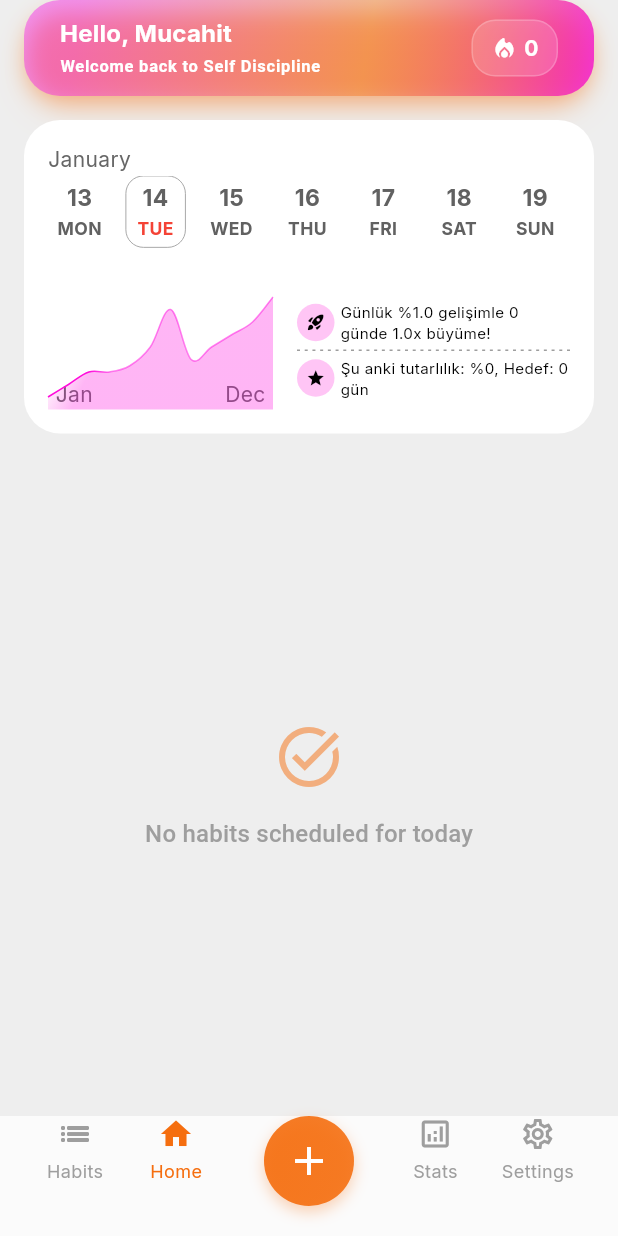
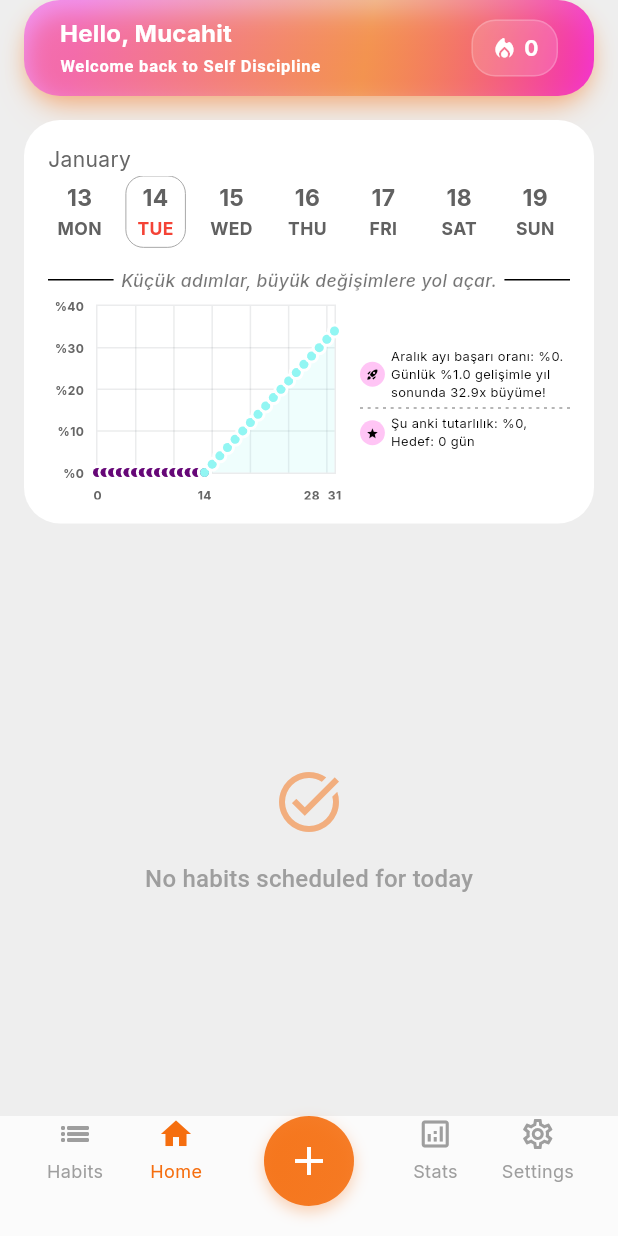
Before and after one commit to MCHTSEN/self_discipline_app, a Flutter app: the screen it shows after launch, on a phone screen of 412 x 824 dp. Run offline on Flutter 3.47's test engine with Material 3 defaults, Android fonts, the phone set to English and light mode, and no system bars; drawn by our look-alikes of fl_chart; our stand-ins replace auto_route, device_preview, emoji_picker_flutter, flutter_riverpod, freezed_annotation, google_fonts and 5 more; accounts and stored records are empty.

Commit message:
Refactor HomePage and Performance Widgets for Improved UI and Functionality
- Updated HomePage layout by removing unnecessary imports and optimizing widget structure for better readability.
- Enhanced DailyStreakWidget by reducing height for a more compact design.
- Refactored PerformanceWidget to improve performance metric display and added month name localization.
- Adjusted growth rate calculations in PerformanceStatsNotifier for consistent daily growth across all performance levels.
- Simplified BottomCompletionAnimation by removing unused animation logic.
- Improved LineChartSample5 to dynamically generate data points for past and predicted performance, enhancing visual feedback.

```diff
--- a/lib/presentation/pages/home/components/daily_streak_widget.dart
+++ b/lib/presentation/pages/home/components/daily_streak_widget.dart
@@ -97,7 +97,7 @@ class _DailyStreakWidgetState extends ConsumerState<DailyStreakWidget> {
 
         return Container(
           width: double.infinity,
-          height: 80,
+          height: 52,
           child: PageView.builder(
             controller: _pageController,
             itemCount: totalWeeks,
--- a/lib/presentation/pages/home/components/performance_widget.dart
+++ b/lib/presentation/pages/home/components/performance_widget.dart
@@ -4,6 +4,7 @@ import 'package:responsive_sizer/responsive_sizer.dart';
 import 'package:self_discipline_app/core/constants/paddings.dart';
 import 'package:self_discipline_app/core/helper/gap.dart';
 import 'package:self_discipline_app/presentation/viewmodels/performance_stats_notifier.dart';
+import 'dart:math' as math;
 
 /// Displays performance-related information with an icon and text
 class PerformanceWidget extends ConsumerWidget {
@@ -32,14 +33,14 @@ class PerformanceWidget extends ConsumerWidget {
                 color: const Color.fromARGB(86, 255, 83, 226),
                 borderRadius: BorderRadius.circular(20),
               ),
-              padding: ProjectPaddingType.xSmallPadding.allPadding,
-              child: Icon(icon, color: Colors.black, size: 13),
+              padding: const EdgeInsets.all(4),
+              child: Icon(icon, color: Colors.black, size: 12.sp),
             ),
             Gap.extraLow,
             Expanded(
               child: Text(
                 text,
-                style: TextStyle(color: Colors.black, fontSize: 13.sp),
+                style: TextStyle(color: Colors.black, fontSize: 12.sp),
               ),
             ),
           ],
@@ -51,9 +52,31 @@ class PerformanceWidget extends ConsumerWidget {
   /// Gets the display text and icon based on the metric type and current stats
   (String, IconData) _getMetricInfo(
       PerformanceStats stats, PerformanceMetricType type) {
+    final now = DateTime.now();
+    final lastMonth = DateTime(now.year, now.month - 1);
+    final monthName = switch (lastMonth.month) {
+      1 => "Ocak",
+      2 => "Şubat",
+      3 => "Mart",
+      4 => "Nisan",
+      5 => "Mayıs",
+      6 => "Haziran",
+      7 => "Temmuz",
+      8 => "Ağustos",
+      9 => "Eylül",
+      10 => "Ekim",
+      11 => "Kasım",
+      12 => "Aralık",
+      _ => "",
+    };
+
+    // Calculate year-end total growth
+    final daysLeft = DateTime(now.year, 12, 31).difference(now).inDays + 1;
+    final yearEndMultiplier = math.pow(1 + stats.compoundGrowthRate, daysLeft);
+
     return switch (type) {
       PerformanceMetricType.improvement => (
-          'Günlük %${(stats.compoundGrowthRate * 100).toStringAsFixed(1)} gelişimle ${stats.daysLeft} günde ${stats.potentialGrowth.toStringAsFixed(1)}x büyüme!',
+          '$monthName ayı başarı oranı: %${(stats.currentConsistency * 100).toStringAsFixed(0)}. Günlük %${(stats.compoundGrowthRate * 100).toStringAsFixed(1)} gelişimle yıl sonunda ${yearEndMultiplier.toStringAsFixed(1)}x büyüme!',
           Icons.rocket_launch_rounded,
         ),
       PerformanceMetricType.streak => (
--- a/lib/presentation/pages/home/home_page.dart
+++ b/lib/presentation/pages/home/home_page.dart
@@ -1,8 +1,8 @@
-// ignore_for_file: public_member_api_docs, sort_constructors_first
 import 'package:auto_route/auto_route.dart';
 import 'package:flutter/material.dart';
 import 'package:flutter_riverpod/flutter_riverpod.dart';
 import 'package:intl/intl.dart';
+import 'package:responsive_sizer/responsive_sizer.dart';
 import 'package:self_discipline_app/core/constants/paddings.dart';
 import 'package:self_discipline_app/core/helper/gap.dart';
 import 'package:self_discipline_app/core/theme/app_colors.dart';
@@ -15,7 +15,6 @@ import 'package:self_discipline_app/presentation/pages/home/components/performan
 import 'package:self_discipline_app/presentation/viewmodels/habit_list_notifier.dart';
 import 'package:self_discipline_app/presentation/widgets/dotted_divider.dart';
 import 'package:self_discipline_app/presentation/widgets/predict_line_chart.dart';
-import 'package:self_discipline_app/presentation/widgets/streak_celebration.dart';
 
 @RoutePage()
 class HomePage extends ConsumerStatefulWidget {
@@ -41,8 +40,7 @@ class HomePageState extends ConsumerState<HomePage> {
                 children: [
                   _buildHeaderCard(context),
                   Gap.normal,
-                  _dailyStreakAndYearlyProgress(
-                      formattedCurrentMonth, context),
+                  _dailyStreakAndYearlyProgress(formattedCurrentMonth, context),
                   Gap.normal,
                 ],
               ),
@@ -71,10 +69,27 @@ class HomePageState extends ConsumerState<HomePage> {
         children: [
           Text(formattedCurrentMonth),
           _buildStreakCard(context),
+          Gap.low,
+          Row(
+            children: [
+              Expanded(
+                  child:
+                      Divider(color: Colors.black, thickness: 1, endIndent: 5)),
+              Text("Küçük adımlar, büyük değişimlere yol açar.",
+                  style: TextStyle(
+                      fontSize: 14.sp,
+                      fontWeight: FontWeight.w500,
+                      color: Colors.black54,
+                      fontStyle: FontStyle.italic)),
+              Expanded(
+                  child: Divider(color: Colors.black, thickness: 1, indent: 5)),
+            ],
+          ),
+          Gap.low,
           Row(
             children: [
               _buildProgressCard(context),
-              Gap.normal,
+              Gap.low,
               Expanded(
                 child: Column(
                   crossAxisAlignment: CrossAxisAlignment.start,
@@ -152,27 +167,9 @@ class HomePageState extends ConsumerState<HomePage> {
 
   Widget _buildProgressCard(BuildContext context) {
     return Container(
-      width: 150,
-      child: Column(
-        crossAxisAlignment: CrossAxisAlignment.start,
-        children: [
-          Stack(
-            children: [
-              Positioned(
-                bottom: 0,
-                left: 5,
-                child: Text('Jan'),
-              ),
-              Positioned(
-                bottom: 0,
-                right: 5,
-                child: Text('Dec'),
-              ),
-              LineChartSample5(),
-            ],
-          ),
-        ],
-      ),
+      width: 200,
+      height: 130,
+      child: LineChartSample5(),
     );
   }
 
--- a/lib/presentation/viewmodels/performance_stats_notifier.dart
+++ b/lib/presentation/viewmodels/performance_stats_notifier.dart
@@ -175,9 +175,9 @@ class PerformanceStatsNotifier extends StateNotifier<PerformanceStats> {
     // Calculate compound growth rate based on current performance
     double dailyGrowthRate = 0.01; // 1% base growth
     if (currentConsistency < 0.5) {
-      dailyGrowthRate = 0.015; // 1.5% for low performers
+      dailyGrowthRate = 0.01; // Max 1% growth for all performers
     } else if (currentConsistency < 0.8) {
-      dailyGrowthRate = 0.012; // 1.2% for medium performers
+      dailyGrowthRate = 0.01; // Max 1% growth for all performers
     }
 
     // Calculate potential growth using compound interest formula: (1 + r)^t
--- a/lib/presentation/widgets/bottom_completion_animation.dart
+++ b/lib/presentation/widgets/bottom_completion_animation.dart
@@ -10,39 +10,13 @@ class BottomCompletionAnimation extends StatefulWidget {
       _BottomCompletionAnimationState();
 }
 
-class _BottomCompletionAnimationState extends State<BottomCompletionAnimation>
-    with SingleTickerProviderStateMixin {
+class _BottomCompletionAnimationState extends State<BottomCompletionAnimation> {
   late AnimationController _controller;
-  late Animation<Offset> _slideAnimation;
 
   @override
   void initState() {
     super.initState();
     HapticFeedback.lightImpact();
-    _controller = AnimationController(
-      vsync: this,
-      duration: const Duration(milliseconds: 1000),
-    );
-
-    _slideAnimation = Tween<Offset>(
-      begin: const Offset(0, 1),
-      end: const Offset(0, 0),
-    ).animate(CurvedAnimation(
-      parent: _controller,
-      curve: Curves.elasticOut,
-    ));
-
-    _controller.forward().then((_) {
-      Future.delayed(const Duration(seconds: 1), () {
-        if (mounted) {
-          _controller.reverse().then((_) {
-            if (mounted) {
-              Navigator.of(context).pop();
-            }
-          });
-        }
-      });
-    });
   }
 
   @override
--- a/lib/presentation/widgets/predict_line_chart.dart
+++ b/lib/presentation/widgets/predict_line_chart.dart
@@ -1,262 +1,215 @@
 import 'package:fl_chart/fl_chart.dart';
 import 'package:flutter/material.dart';
+import 'package:flutter_riverpod/flutter_riverpod.dart';
+import 'package:self_discipline_app/presentation/viewmodels/performance_stats_notifier.dart';
+import 'dart:math' as math;
 
-class LineChartSample5 extends StatefulWidget {
+class LineChartSample5 extends ConsumerStatefulWidget {
   LineChartSample5({
     super.key,
-    Color? gradientColor1,
-    Color? gradientColor2,
+    Color? pastDataColor,
+    Color? predictedDataColor,
     Color? indicatorStrokeColor,
-  })  : gradientColor1 = gradientColor1 ?? Color.fromARGB(255, 255, 11, 218),
-        gradientColor2 = gradientColor2 ?? Color.fromARGB(126, 255, 11, 222),
-        indicatorStrokeColor =
-            indicatorStrokeColor ??Color.fromARGB(165, 243, 11, 255);
+  })  : pastDataColor =
+            pastDataColor ?? Color.fromARGB(255, 102, 7, 119), // Mavi
+        predictedDataColor =
+            predictedDataColor ?? Color.fromARGB(255, 146, 246, 243), // Yeşil
+        indicatorStrokeColor = indicatorStrokeColor ?? Colors.pink;
 
-  final Color gradientColor1;
-  final Color gradientColor2;
+  final Color pastDataColor;
+  final Color predictedDataColor;
   final Color indicatorStrokeColor;
 
   @override
-  State<LineChartSample5> createState() => _LineChartSample5State();
+  ConsumerState<LineChartSample5> createState() => _LineChartSample5State();
 }
 
-class _LineChartSample5State extends State<LineChartSample5> {
-  List<FlSpot> get allSpots => const [
-        FlSpot(0, 1),
-        FlSpot(1, 2),
-        FlSpot(2, 3),
-        FlSpot(3, 3),
-        FlSpot(4, 3.5),
-        FlSpot(5, 5),
-        FlSpot(6, 8),
-        FlSpot(7, 4),
-        FlSpot(8, 5),
-        FlSpot(9, 6),
-        FlSpot(10, 7),
-        FlSpot(11, 9),
-      ];
+class _LineChartSample5State extends ConsumerState<LineChartSample5> {
+  List<FlSpot> getSpots(PerformanceStats stats) {
+    final now = DateTime.now();
+    final currentDay = now.day;
+    final daysInMonth = DateTime(now.year, now.month + 1, 0).day;
 
-  Widget bottomTitleWidgets(double value, TitleMeta meta, double chartWidth) {
-    final currentMonth = DateTime.now().month - 1; // 0-based index for months
-    final style = TextStyle(
-      fontWeight: FontWeight.bold,
-      color: Colors.black,
-      fontFamily: 'Digital',
-      fontSize: 18 * chartWidth / 500,
-    );
+    List<FlSpot> spots = [];
 
-    final monthIndex = value.toInt();
-
-    // Only show text for January (0), December (11), and current month
-    if (monthIndex == 0) {
-      return SideTitleWidget(
-        axisSide: meta.axisSide,
-        child: Text('Jan', style: style),
-      );
-    } else if (monthIndex == currentMonth) {
-      final months = [
-        'Jan',
-        'Feb',
-        'Mar',
-        'Apr',
-        'May',
-        'Jun',
-        'Jul',
-        'Aug',
-        'Sep',
-        'Oct',
-        'Nov',
-        'Dec'
-      ];
-      return SideTitleWidget(
-        axisSide: meta.axisSide,
-        child: Text(months[currentMonth], style: style),
-      );
-    } else if (monthIndex == 11) {
-      return SideTitleWidget(
-        axisSide: meta.axisSide,
-        child: Text('Dec', style: style),
-      );
+    // Geçmiş günler için gerçek veriler (0-currentDay)
+    double pastProgress =
+        (stats.currentConsistency * currentDay / daysInMonth) * 34;
+    for (int day = 0; day <= currentDay; day++) {
+      double progress = (stats.currentConsistency * day / daysInMonth) * 34;
+      spots.add(FlSpot(day.toDouble(), progress));
     }
 
-    return Container();
+    // Gelecek günler için tahmin (currentDay-daysInMonth)
+    if (currentDay < daysInMonth) {
+      double targetValue = 34.0; // Hedef %34
+      double remainingDays = daysInMonth - currentDay.toDouble();
+      double dailyIncrease = (targetValue - pastProgress) / remainingDays;
+
+      for (int day = currentDay + 1; day <= daysInMonth; day++) {
+        pastProgress += dailyIncrease;
+        spots.add(FlSpot(day.toDouble(), pastProgress));
+      }
+    }
+
+    return spots;
   }
 
   @override
   Widget build(BuildContext context) {
-    // final currentMonth = DateTime.now().month - 1; // 0-based index for months
-    final currentMonth = 2; // 0-based index for months
-    final stopAtCurrentMonth = currentMonth / 11; // Convert to 0-1 range
-    final transitionStop =
-        stopAtCurrentMonth + 0.1; // Slightly after current month
-
-    final lineBarsData = [
-      LineChartBarData(
-        spots: allSpots,
-        isCurved: true,
-        barWidth: 1,
-        shadow: const Shadow(
-          blurRadius: 1,
-        ),
-        belowBarData: BarAreaData(
-          show: true,
-          gradient: LinearGradient(
-            begin: Alignment.topLeft,
-            end: Alignment.bottomRight,
-            colors: [
-              widget.gradientColor1.withOpacity(0.1),
-              widget.gradientColor1.withOpacity(0.1),
-              widget.gradientColor2.withOpacity(0.3),
-              widget.gradientColor2.withOpacity(0.3),
-            ],
-            stops: [
-              0.0,
-              stopAtCurrentMonth,
-              transitionStop,
-              1.0,
-            ],
-          ),
-        ),
-        dotData: const FlDotData(show: false),
-        gradient: LinearGradient(
-          colors: [
-            widget.gradientColor1,
-            widget.gradientColor1,
-            widget.gradientColor2,
-            widget.gradientColor2,
-          ],
-          stops: [
-            0.0,
-            stopAtCurrentMonth,
-            transitionStop,
-            1.0,
-          ],
-        ),
-      ),
-    ];
+    final stats = ref.watch(performanceStatsProvider);
+    final spots = getSpots(stats);
+    final now = DateTime.now();
+    final currentDay = now.day;
+    final daysInMonth = DateTime(now.year, now.month + 1, 0).day;
 
     return AspectRatio(
-      aspectRatio: 2,
-      child: LayoutBuilder(builder: (context, constraints) {
-        return LineChart(
+      aspectRatio: 1.8,
+      child: Padding(
+        padding: const EdgeInsets.only(right: 8, left: 4),
+        child: LineChart(
           LineChartData(
             lineTouchData: LineTouchData(
               enabled: true,
-              handleBuiltInTouches: false,
-              mouseCursorResolver:
-                  (FlTouchEvent event, LineTouchResponse? response) {
-                if (response == null || response.lineBarSpots == null) {
-                  return SystemMouseCursors.basic;
-                }
-                return SystemMouseCursors.click;
-              },
-              getTouchedSpotIndicator:
-                  (LineChartBarData barData, List<int> spotIndexes) {
-                return spotIndexes.map((index) {
-                  return TouchedSpotIndicatorData(
-                    const FlLine(
-                      color: Colors.pink,
-                    ),
-                    FlDotData(
-                      show: true,
-                      getDotPainter: (spot, percent, barData, index) =>
-                          FlDotCirclePainter(
-                        radius: 8,
-                        color: lerpGradient(
-                          barData.gradient!.colors,
-                          barData.gradient!.stops!,
-                          percent / 100,
-                        ),
-                        strokeWidth: 2,
-                        strokeColor: widget.indicatorStrokeColor,
-                      ),
+              touchTooltipData: LineTouchTooltipData(
+                tooltipMargin: 8,
+                tooltipRoundedRadius: 8,
+                getTooltipItems: (List<LineBarSpot> touchedSpots) {
+                  return touchedSpots.map((spot) {
+                    final isFuture = spot.x > currentDay;
+                    return LineTooltipItem(
+                      '${spot.x.toInt()}. Gün\n%${spot.y.toStringAsFixed(1)}',
+                      TextStyle(
+                        color: isFuture
+                            ? widget.predictedDataColor
+                            : widget.pastDataColor,
+                        fontWeight: FontWeight.bold,
                       ),
                     );
                   }).toList();
                 },
               ),
-            lineBarsData: lineBarsData,
-            minY: 0,
+            ),
+            gridData: FlGridData(
+              show: true,
+              drawVerticalLine: true,
+              horizontalInterval: 10,
+              verticalInterval: 5,
+              getDrawingHorizontalLine: (value) {
+                return FlLine(
+                  color: const Color(0xff37434d).withOpacity(0.1),
+                  strokeWidth: 1,
+                );
+              },
+              getDrawingVerticalLine: (value) {
+                return FlLine(
+                  color: const Color(0xff37434d).withOpacity(0.1),
+                  strokeWidth: 1,
+                );
+              },
+            ),
             titlesData: FlTitlesData(
-              leftTitles: const AxisTitles(
-                axisNameSize: 24,
+              show: true,
+              bottomTitles: AxisTitles(
                 sideTitles: SideTitles(
-                  showTitles: false,
-                  reservedSize: 0,
+                  showTitles: true,
+                  reservedSize: 17,
+                  interval: currentDay.toDouble(),
+                  getTitlesWidget: (value, meta) {
+                    const style =
+                        TextStyle(fontWeight: FontWeight.bold, fontSize: 8);
+                    return SideTitleWidget(
+                      axisSide: meta.axisSide,
+                      child: Text(value.toInt().toString(), style: style),
+                    );
+                  },
                 ),
               ),
-              bottomTitles: AxisTitles(
+              leftTitles: AxisTitles(
                 sideTitles: SideTitles(
-                  showTitles: false,
-                  interval: 1,
+                  showTitles: true,
+                  interval: 10,
+                  reservedSize: 28,
                   getTitlesWidget: (value, meta) {
-                    return bottomTitleWidgets(
-                      value,
-                      meta,
-                      constraints.maxWidth,
+                    return SideTitleWidget(
+                      axisSide: meta.axisSide,
+                      child: Text(
+                        '%${value.toInt()}',
+                        style: const TextStyle(
+                          fontSize: 8,
+                          fontWeight: FontWeight.bold,
+                        ),
+                      ),
                     );
                   },
-                  reservedSize: 0,
                 ),
               ),
+              topTitles: const AxisTitles(
+                sideTitles: SideTitles(showTitles: false),
+              ),
               rightTitles: const AxisTitles(
-                axisNameWidget: Text(''),
-                sideTitles: SideTitles(
-                  showTitles: false,
-                  reservedSize: 0,
+                sideTitles: SideTitles(showTitles: false),
               ),
-                axisNameSize: 0,
             ),
-              topTitles: const AxisTitles(
-                axisNameWidget: Text(
-                  '',
-                  textAlign: TextAlign.left,
+            borderData: FlBorderData(
+              show: true,
+              border:
+                  Border.all(color: const Color(0xff37434d).withOpacity(0.1)),
             ),
-                axisNameSize: 0,
-                sideTitles: SideTitles(
-                  showTitles: false,
-                  reservedSize: 0,
+            minX: 0,
+            maxX: daysInMonth.toDouble(),
+            minY: 0,
+            maxY: 40,
+            lineBarsData: [
+              // Geçmiş veriler
+              LineChartBarData(
+                spots: spots.sublist(0, currentDay + 1),
+                isCurved: true,
+                color: widget.pastDataColor,
+                barWidth: 3,
+                isStrokeCapRound: true,
+                dotData: FlDotData(
+                  show: true,
+                  getDotPainter: (spot, percent, barData, index) =>
+                      FlDotCirclePainter(
+                    radius: 3,
+                    color: widget.pastDataColor,
+                    strokeWidth: 2,
+                    strokeColor: Colors.white,
+                  ),
+                ),
+                belowBarData: BarAreaData(
+                  show: true,
+                  color: widget.pastDataColor.withOpacity(0.15),
+                ),
+              ),
+              // Tahmin verileri
+              if (currentDay < daysInMonth)
+                LineChartBarData(
+                  spots: spots.sublist(currentDay),
+                  isCurved: true,
+                  color: widget.predictedDataColor,
+                  barWidth: 3,
+                  isStrokeCapRound: true,
+                  dotData: FlDotData(
+                    show: true,
+                    getDotPainter: (spot, percent, barData, index) =>
+                        FlDotCirclePainter(
+                      radius: 3,
+                      color: widget.predictedDataColor,
+                      strokeWidth: 2,
+                      strokeColor: Colors.white,
+                    ),
+                  ),
+                  belowBarData: BarAreaData(
+                    show: true,
+                    color: widget.predictedDataColor.withOpacity(0.15),
+                  ),
+                ),
+            ],
           ),
         ),
       ),
-            gridData: const FlGridData(show: false),
-            borderData: FlBorderData(show: false),
-          ),
-        );
-      }),
     );
   }
 }
-
-/// Lerps between a [LinearGradient] colors, based on [t]
-Color lerpGradient(List<Color> colors, List<double> stops, double t) {
-  if (colors.isEmpty) {
-    throw ArgumentError('"colors" is empty.');
-  } else if (colors.length == 1) {
-    return colors[0];
-  }
-
-  if (stops.length != colors.length) {
-    stops = [];
-
-    /// provided gradientColorStops is invalid and we calculate it here
-    colors.asMap().forEach((index, color) {
-      final percent = 1.0 / (colors.length - 1);
-      stops.add(percent * index);
-    });
-  }
-
-  for (var s = 0; s < stops.length - 1; s++) {
-    final leftStop = stops[s];
-    final rightStop = stops[s + 1];
-    final leftColor = colors[s];
-    final rightColor = colors[s + 1];
-    if (t <= leftStop) {
-      return leftColor;
-    } else if (t < rightStop) {
-      final sectionT = (t - leftStop) / (rightStop - leftStop);
-      return Color.lerp(leftColor, rightColor, sectionT)!;
-    }
-  }
-  return colors.last;
-}
```
Lines whose indentation alone changed are shown as unchanged.
